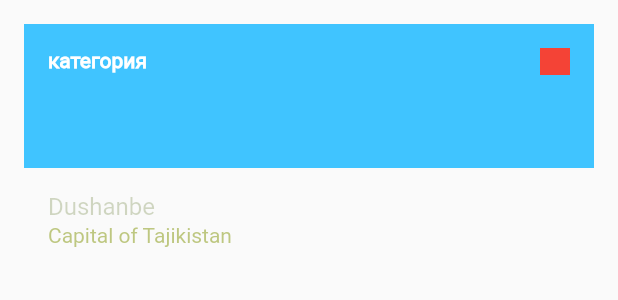
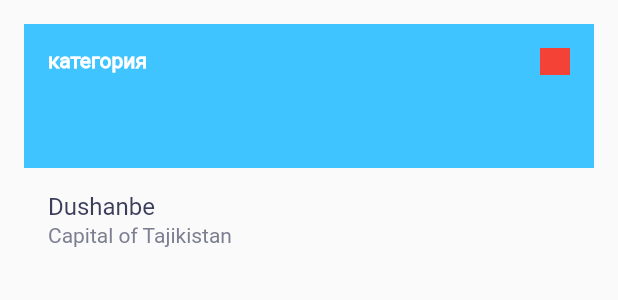
Before and after one commit to ibrohimkhan/surf-flutter-course-kholmatov, a Flutter app: the SightCard widget shown alone on an empty page, opened directly with sample values from the repository, on a phone screen of 412 x 824 dp. Shown: the top 300 px of the screen. Run offline on Flutter 3.47's test engine with Material 2 defaults, Android fonts, the phone set to English and light mode, and no system bars.

Commit message:
applied recommendation to ui res

```diff
--- a/lib/ui/screen/sight_card.dart
+++ b/lib/ui/screen/sight_card.dart
@@ -1,5 +1,6 @@
 import 'package:flutter/material.dart';
 import 'package:places/domain/sight.dart';
+import 'package:places/ui/res/text_styles.dart';
 
 /*
 * This class displays short info about the sight
@@ -23,13 +24,7 @@ class SightCard extends StatelessWidget {
                 top: 16,
                 child: Text(
                   sight.type ?? 'категория',
-                  style: TextStyle(
-                    fontFamily: 'Roboto',
-                    fontSize: 14,
-                    fontWeight: FontWeight.w700,
-                    fontStyle: FontStyle.normal,
-                    color: Colors.white,
-                  ),
+                  style: textBoldNormalStyle14White,
                 ),
               ),
               Positioned(
@@ -53,26 +48,14 @@ class SightCard extends StatelessWidget {
                   padding: const EdgeInsets.fromLTRB(16, 16, 16, 0),
                   child: Text(
                     sight.name,
-                    style: TextStyle(
-                      fontFamily: 'Roboto',
-                      fontWeight: FontWeight.w500,
-                      fontStyle: FontStyle.normal,
-                      fontSize: 16,
-                      color: Color.fromARGB(59, 62, 91, 1),
-                    ),
+                    style: textMediumNormalStyle16Secondary,
                   ),
                 ),
                 Padding(
                   padding: const EdgeInsets.fromLTRB(16, 2, 16, 16),
                   child: Text(
                     sight.details ?? 'Details',
-                    style: TextStyle(
-                      fontFamily: 'Roboto',
-                      fontWeight: FontWeight.w400,
-                      fontStyle: FontStyle.normal,
-                      fontSize: 14,
-                      color: Color.fromARGB(124, 126, 146, 1),
-                    ),
+                    style: textRegularNormal14Secondary2,
                   ),
                 ),
               ],
```
Also changed, not shown: lib/ui/res/colors.dart (added, +10 -0 lines), lib/ui/res/text_styles.dart (added, +32 -0 lines).
